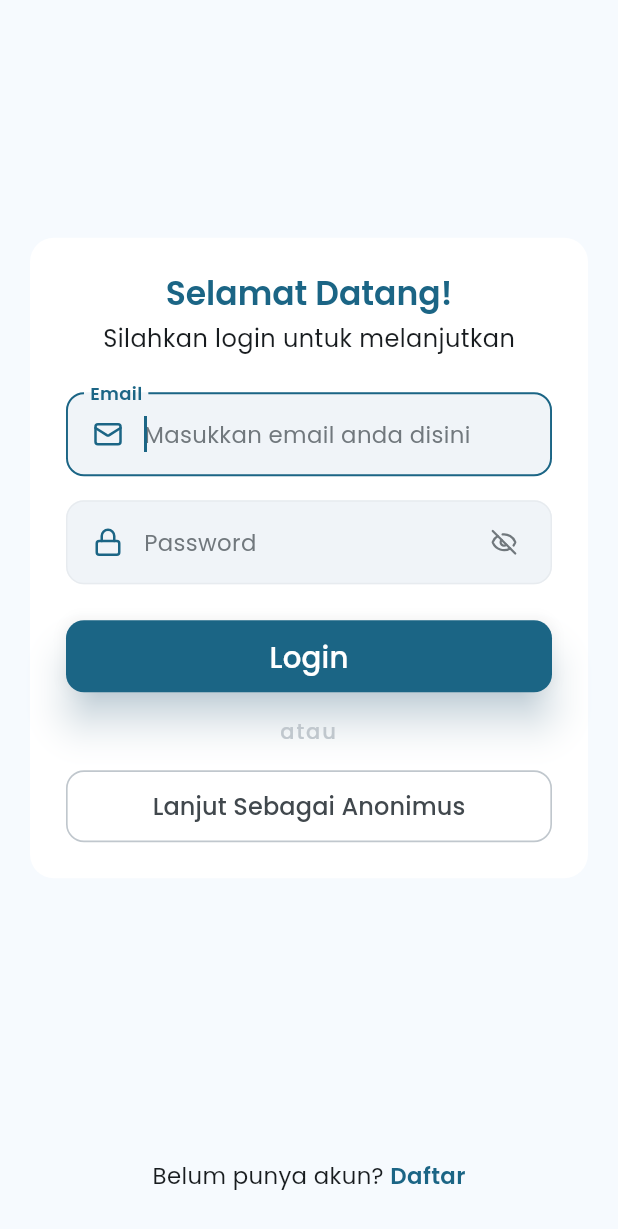
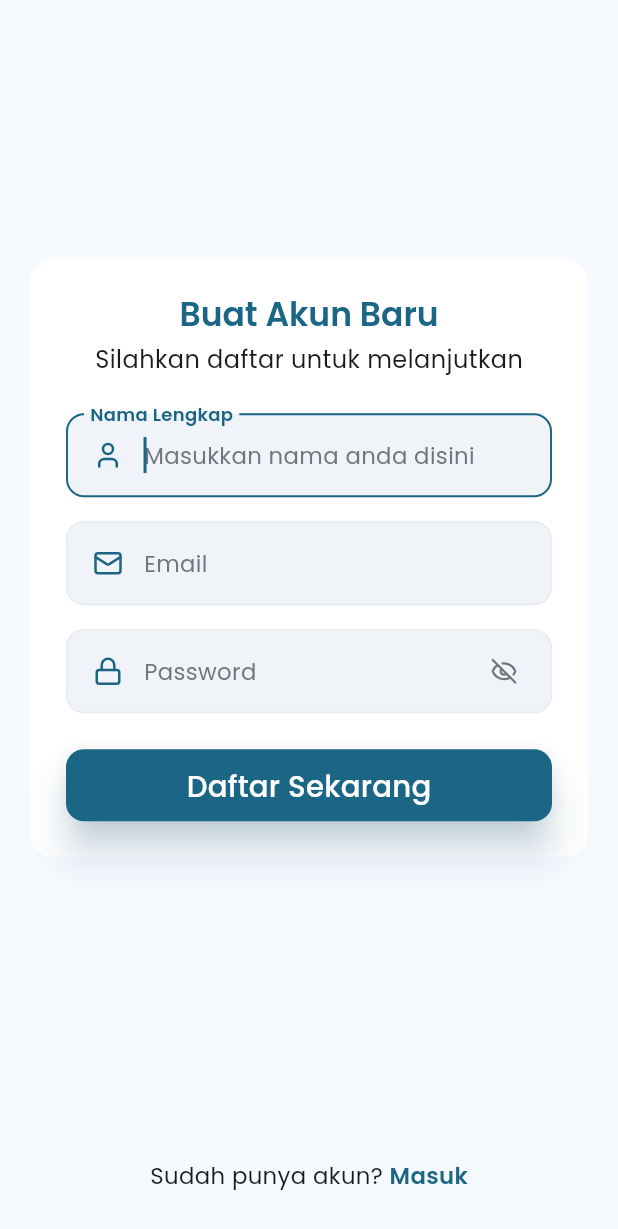
Before and after one commit to Vrynd/News_apps, a Flutter app: the screen it shows after launch, after a tap on an icon or button, on a phone screen of 412 x 824 dp. Shown: the top 1229 px of the screen. Run offline on Flutter 3.47's test engine with Material 3 defaults, Android fonts, the phone set to English and light mode, and no system bars; our stand-ins replace google_fonts, lucide_icons.

Commit message:
Membuat halaman register

```diff
--- a/lib/main.dart
+++ b/lib/main.dart
@@ -1,5 +1,5 @@
 import 'package:flutter/material.dart';
-import 'package:news_app/pages/home_page.dart';
+import 'package:news_app/pages/login_page.dart';
 import 'package:news_app/utils/themes/theme_app.dart';
 
 void main() {
@@ -17,7 +17,7 @@ class MyApp extends StatelessWidget {
       theme: ThemeApps.lightTheme,
       darkTheme: ThemeApps.darkTheme,
       themeMode: ThemeMode.system,
-      home: const HomePageView(),
+      home: const LoginPageView(),
     );
   }
 }
--- /dev/null
+++ b/lib/pages/login_page.dart
@@ -0,0 +1,188 @@
+import 'package:flutter/material.dart';
+import 'package:lucide_icons/lucide_icons.dart';
+import 'package:news_app/pages/register_page.dart';
+import 'package:news_app/utils/components/adaptive_scaffold.dart';
+import 'package:news_app/utils/components/buttontypeaction.dart';
+import 'package:news_app/utils/components/passwordformfield.dart';
+import 'package:news_app/utils/components/emailformfield.dart';
+import 'package:news_app/utils/helper/form_validator.dart';
+
+class LoginPageView extends StatefulWidget {
+  const LoginPageView({super.key});
+
+  @override
+  State<LoginPageView> createState() => _LoginPageViewState();
+}
+
+class _LoginPageViewState extends State<LoginPageView> {
+  // Warna dan Teks
+  ColorScheme get color => Theme.of(context).colorScheme;
+  TextTheme get textStyle => Theme.of(context).textTheme;
+
+  final emailFocusNode = FocusNode();
+  final emailController = TextEditingController();
+  final passwordFocusNode = FocusNode();
+  final passwordController = TextEditingController();
+
+  @override
+  void dispose() {
+    emailFocusNode.dispose();
+    emailController.dispose();
+    passwordFocusNode.dispose();
+    passwordController.dispose();
+    super.dispose();
+  }
+
+  void _goToRegister() {
+    Navigator.push(
+      context,
+      MaterialPageRoute(builder: (context) => const RegisterPageView()),
+    );
+  }
+
+  @override
+  Widget build(BuildContext context) {
+    return AdaptiveScaffold(
+      backgroundColor: color.surface,
+      body: Padding(
+        padding: const EdgeInsets.symmetric(horizontal: 20),
+        child: Center(
+          child: Container(
+            width: double.infinity,
+            padding: const EdgeInsets.all(24),
+            decoration: BoxDecoration(
+              color: color.surfaceContainerLowest,
+              borderRadius: BorderRadius.circular(16),
+            ),
+            child: Column(
+              crossAxisAlignment: CrossAxisAlignment.stretch,
+              mainAxisSize: MainAxisSize.min,
+              children: [
+                Column(
+                  mainAxisSize: MainAxisSize.min,
+                  crossAxisAlignment: CrossAxisAlignment.center,
+                  spacing: 4,
+                  children: [
+                    Text(
+                      'Selamat Datang!',
+                      style: textStyle.titleLarge?.copyWith(
+                        color: color.primary,
+                      ),
+                    ),
+                    Text(
+                      'Silahkan login untuk melanjutkan',
+                      style: textStyle.bodyLarge?.copyWith(
+                        color: color.onSurface,
+                      ),
+                    ),
+                  ],
+                ),
+                const SizedBox(height: 24),
+
+                Column(
+                  mainAxisSize: MainAxisSize.min,
+                  crossAxisAlignment: CrossAxisAlignment.stretch,
+                  spacing: 16,
+                  children: [
+                    EmailFormField(
+                      autofocus: true,
+                      focusNode: emailFocusNode,
+                      controller: emailController,
+                      textStyle: textStyle,
+                      color: color,
+                      labelText: 'Email',
+                      hintText: 'Masukkan email anda disini',
+                      prefixIcon: Icon(
+                        LucideIcons.mail,
+                        size: 20,
+                        color: color.primary,
+                      ),
+                      keyboardType: TextInputType.emailAddress,
+                      textInputAction: TextInputAction.next,
+                      autofillHints: const [AutofillHints.email],
+                      validator: FormValidators.email,
+                      onFieldSubmitted: (_) {
+                        FocusScope.of(context).requestFocus(passwordFocusNode);
+                      },
+                    ),
+
+                    PasswordFormField(
+                      focusNode: passwordFocusNode,
+                      controller: passwordController,
+                      textStyle: textStyle,
+                      color: color,
+                      labelText: 'Password',
+                      hintText: 'Masukkan password anda',
+                      prefixIcon: Icon(
+                        LucideIcons.lock,
+                        size: 20,
+                        color: color.primary,
+                      ),
+                      textInputAction: TextInputAction.done,
+                      autofillHints: const [AutofillHints.password],
+                      validator: FormValidators.password,
+                      onFieldSubmitted: (_) {
+                        FocusScope.of(context).unfocus();
+                      },
+                    ),
+                  ],
+                ),
+                const SizedBox(height: 24),
+
+                ButtonTypeAction(
+                  type: ButtonType.elevated,
+                  label: 'Login',
+                  onPressed: () {},
+                  textStyle: textStyle,
+                  color: color,
+                ),
+                const SizedBox(height: 16),
+
+                Text(
+                  'atau',
+                  style: textStyle.labelLarge?.copyWith(
+                    color: color.outlineVariant,
+                  ),
+                  textAlign: TextAlign.center,
+                ),
+                const SizedBox(height: 16),
+
+                ButtonTypeAction(
+                  type: ButtonType.outline,
+                  label: 'Lanjut Sebagai Anonimus',
+                  onPressed: () {},
+                  textStyle: textStyle,
+                  color: color,
+                ),
+              ],
+            ),
+          ),
+        ),
+      ),
+      bottomNavigationBar: BottomAppBar(
+        color: color.surface,
+        child: Center(
+          child: InkWell(
+            onTap: () => _goToRegister(),
+            borderRadius: BorderRadius.circular(8),
+            child: Text.rich(
+              TextSpan(
+                text: 'Belum punya akun? ',
+                style: textStyle.bodyMedium,
+                children: [
+                  TextSpan(
+                    text: 'Daftar',
+                    style: textStyle.bodyMedium?.copyWith(
+                      color: color.primary,
+                      fontWeight: FontWeight.w600,
+                    ),
+                  ),
+                ],
+              ),
+            ),
+          ),
+        ),
+      ),
+    );
+  }
+}
--- a/lib/pages/home_page.dart
+++ b/lib/pages/register_page.dart
@@ -6,22 +6,39 @@ import 'package:news_app/utils/components/passwordformfield.dart';
 import 'package:news_app/utils/components/emailformfield.dart';
 import 'package:news_app/utils/helper/form_validator.dart';
 
-class HomePageView extends StatefulWidget {
-  const HomePageView({super.key});
+class RegisterPageView extends StatefulWidget {
+  const RegisterPageView({super.key});
 
   @override
-  State<HomePageView> createState() => _HomePageViewState();
+  State<RegisterPageView> createState() => _RegisterPageViewState();
 }
 
-class _HomePageViewState extends State<HomePageView> {
+class _RegisterPageViewState extends State<RegisterPageView> {
   // Warna dan Teks
   ColorScheme get color => Theme.of(context).colorScheme;
   TextTheme get textStyle => Theme.of(context).textTheme;
 
+  final nameFocusNode = FocusNode();
+  final nameController = TextEditingController();
   final emailFocusNode = FocusNode();
   final emailController = TextEditingController();
   final passwordFocusNode = FocusNode();
   final passwordController = TextEditingController();
+
+  @override
+  void dispose() {
+    nameFocusNode.dispose();
+    nameController.dispose();
+    emailFocusNode.dispose();
+    emailController.dispose();
+    passwordFocusNode.dispose();
+    passwordController.dispose();
+    super.dispose();
+  }
+
+  void _goToLogin() {
+    Navigator.pop(context);
+  }
 
   @override
   Widget build(BuildContext context) {
@@ -47,13 +64,13 @@ class _HomePageViewState extends State<HomePageView> {
                   spacing: 4,
                   children: [
                     Text(
-                      'Selamat Datang!',
+                      'Buat Akun Baru',
                       style: textStyle.titleLarge?.copyWith(
                         color: color.primary,
                       ),
                     ),
                     Text(
-                      'Silahkan login untuk melanjutkan',
+                      'Silahkan daftar untuk melanjutkan',
                       style: textStyle.bodyLarge?.copyWith(
                         color: color.onSurface,
                       ),
@@ -67,6 +84,27 @@ class _HomePageViewState extends State<HomePageView> {
                   crossAxisAlignment: CrossAxisAlignment.stretch,
                   spacing: 16,
                   children: [
+                    EmailFormField(
+                      autofocus: true,
+                      focusNode: nameFocusNode,
+                      controller: nameController,
+                      textStyle: textStyle,
+                      color: color,
+                      labelText: 'Nama Lengkap',
+                      hintText: 'Masukkan nama anda disini',
+                      prefixIcon: Icon(
+                        LucideIcons.user,
+                        size: 20,
+                        color: color.primary,
+                      ),
+                      keyboardType: TextInputType.name,
+                      textInputAction: TextInputAction.next,
+                      autofillHints: const [AutofillHints.name],
+                      onFieldSubmitted: (_) {
+                        FocusScope.of(context).requestFocus(emailFocusNode);
+                      },
+                    ),
+
                     EmailFormField(
                       autofocus: true,
                       focusNode: emailFocusNode,
@@ -114,25 +152,7 @@ class _HomePageViewState extends State<HomePageView> {
 
                 ButtonTypeAction(
                   type: ButtonType.elevated,
-                  label: 'Login',
-                  onPressed: () {},
-                  textStyle: textStyle,
-                  color: color,
-                ),
-                const SizedBox(height: 16),
-
-                Text(
-                  'atau',
-                  style: textStyle.labelLarge?.copyWith(
-                    color: color.outlineVariant,
-                  ),
-                  textAlign: TextAlign.center,
-                ),
-                const SizedBox(height: 16),
-
-                ButtonTypeAction(
-                  type: ButtonType.outline,
-                  label: 'Lanjut Sebagai Anonimus',
+                  label: 'Daftar Sekarang',
                   onPressed: () {},
                   textStyle: textStyle,
                   color: color,
@@ -146,15 +166,15 @@ class _HomePageViewState extends State<HomePageView> {
         color: color.surface,
         child: Center(
           child: InkWell(
-            onTap: () {},
+            onTap: _goToLogin,
             borderRadius: BorderRadius.circular(8),
             child: Text.rich(
               TextSpan(
-                text: 'Belum punya akun? ',
+                text: 'Sudah punya akun? ',
                 style: textStyle.bodyMedium,
                 children: [
                   TextSpan(
-                    text: 'Daftar',
+                    text: 'Masuk',
                     style: textStyle.bodyMedium?.copyWith(
                       color: color.primary,
                       fontWeight: FontWeight.w600,
```
